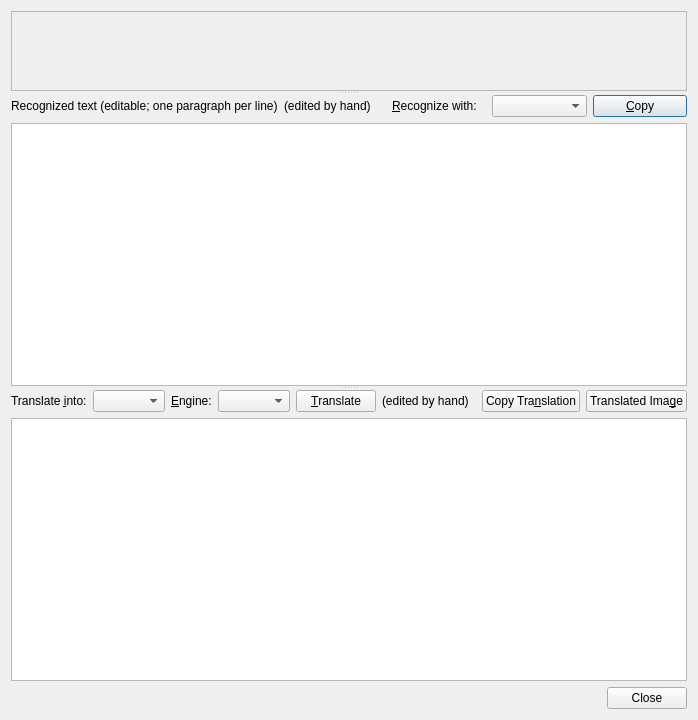
Before: the Qt Designer form src/ocr/OcrResultDialog.ui in ChickenSeller/glimpse, drawn with Qt 5.
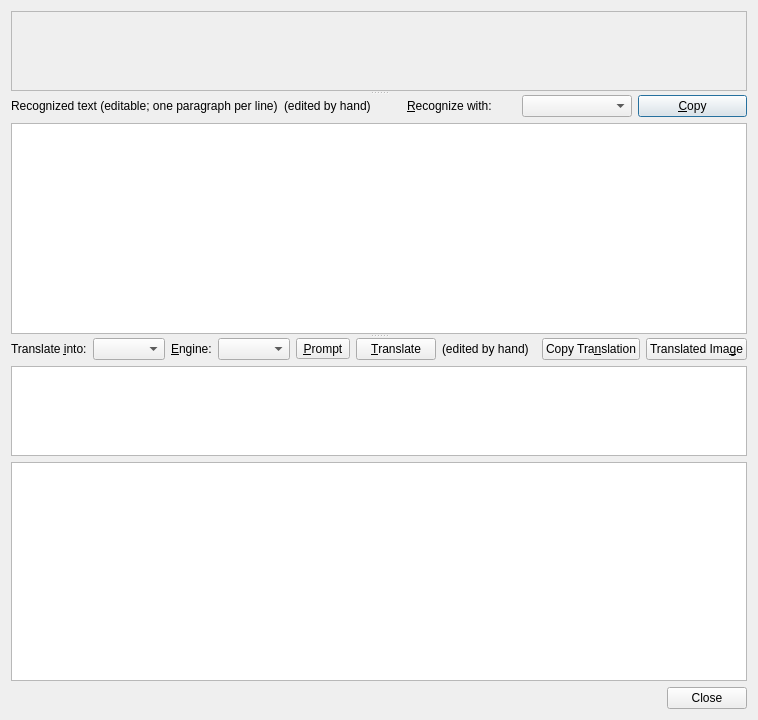
After: the same form once the commit is applied.

Commit message:
Change the prompt for one translation in the recognition window
The settings' prompt is now the default the window opens with; a Prompt
button shows it under the translation's header, where it can be changed
for this window's translations (kept per engine, the button bold while
it differs). It shows only for engines and models that take a prompt.

The edit to the form file:
```diff
--- a/src/ocr/OcrResultDialog.ui
+++ b/src/ocr/OcrResultDialog.ui
@@ -174,6 +174,16 @@
            </property>
           </widget>
          </item>
+         <item>
+          <widget class="QToolButton" name="promptButton">
+           <property name="text">
+            <string>&amp;Prompt</string>
+           </property>
+           <property name="checkable">
+            <bool>true</bool>
+           </property>
+          </widget>
+         </item>
          <item>
           <widget class="QPushButton" name="translateButton">
            <property name="toolTip">
@@ -220,6 +230,22 @@
          </item>
         </layout>
        </item>
+       <item>
+        <widget class="QPlainTextEdit" name="promptEdit">
+         <property name="toolTip">
+          <string>The prompt for translating in this window; {language} stands for the target language. Settings &gt; Translation keeps the one it opens with.</string>
+         </property>
+         <property name="maximumSize">
+          <size>
+           <width>16777215</width>
+           <height>90</height>
+          </size>
+         </property>
+         <property name="tabChangesFocus">
+          <bool>true</bool>
+         </property>
+        </widget>
+       </item>
        <item>
         <widget class="QPlainTextEdit" name="targetEdit">
          <property name="toolTip">
```
The commit also changes 8 other files.
